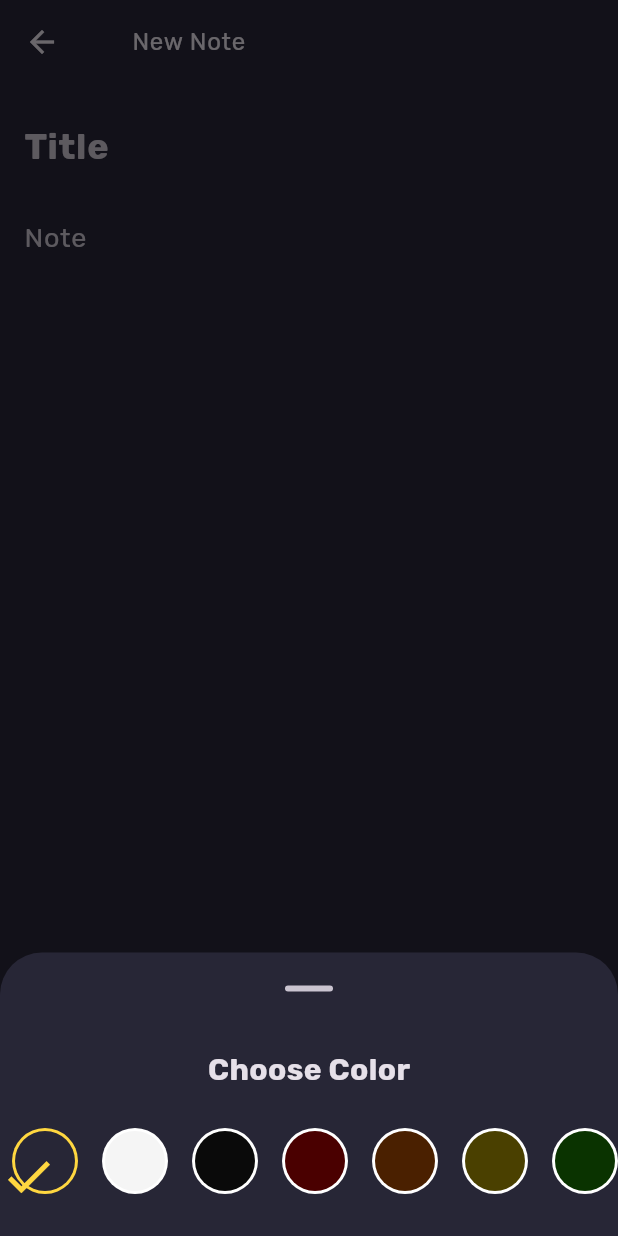
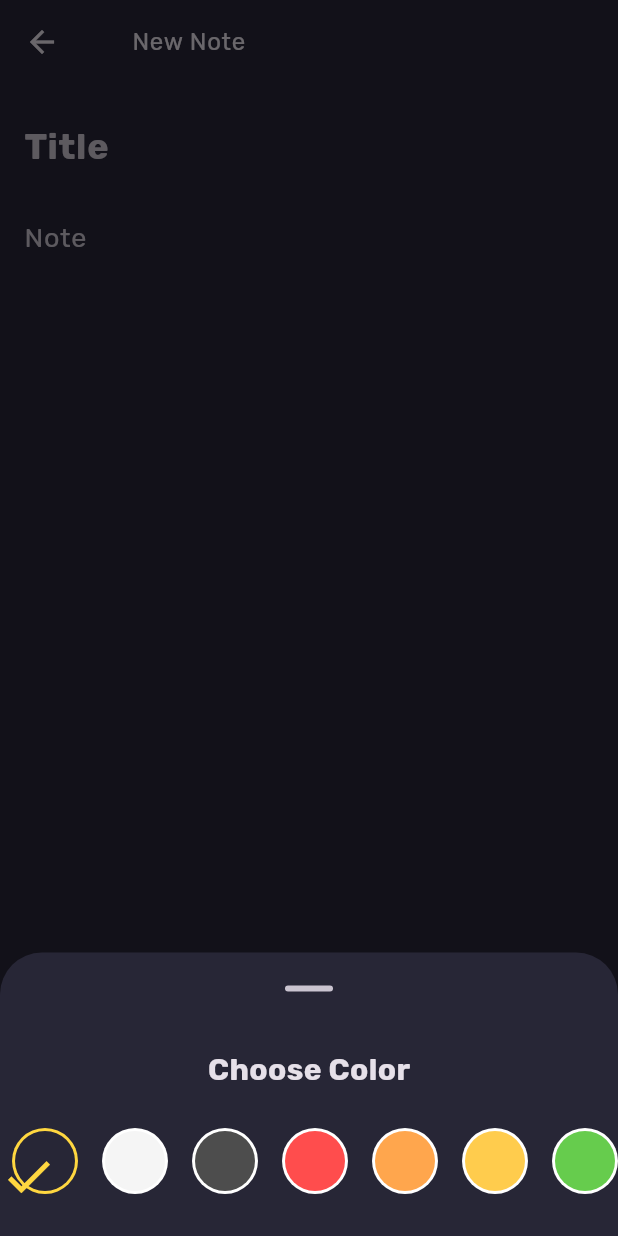
Before and after one commit to Aboud-KHalaf/note, a Flutter app: the NoteDetailScreen screen opened by its route, after a tap on the "menu" icon, after a tap on the "color lens" icon, on a phone screen of 412 x 824 dp. Run offline on Flutter 3.47's test engine with Material 3 defaults, Android fonts, the phone set to English and light mode, and no system bars; our stand-ins replace animated_splash_screen, connectivity_plus, dartz, dio, flutter_bloc, flutter_speed_dial and 8 more; missing offline and left inert: staggered_grid_view_flutter; accounts and stored records are empty; statements that could not run were skipped; project files that could hold a hidden picture were left out.

Commit message:
fix colors and styling in the light mode

```diff
--- a/assets/lang/ar.json
+++ b/assets/lang/ar.json
@@ -46,6 +46,7 @@
     "cancel": "الغاء",
     "warning": "تحذير",
     "folder_warning_content": "هل أنت متأكد أنك تريد حذف هذا المجلد؟ لا يمكن التراجع عن هذا الإجراء.",
+    "note_warning_content": "هل أنت متأكد أنك تريد حذف هذه الملاحظات ؟ لا يمكن التراجع عن هذا الإجراء.",
     "hi": "مرحبا",
     "theme": "السمة",
     "dark_mode": "الوضع الليلي",
--- a/assets/lang/en.json
+++ b/assets/lang/en.json
@@ -46,6 +46,7 @@
     "cancel": "cancel",
     "warning": "Warning",
     "folder_warning_content": "Are you sure you want to delete this item? This action cannot be undone.",
+    "note_warning_content": "Are you sure you want to delete these notes? This action cannot be undone.",
     "hi": "Hi",
     "theme": "Theme",
     "dark_mode": "Dark Mode",
--- a/lib/core/helpers/colors/app_colors.dart
+++ b/lib/core/helpers/colors/app_colors.dart
@@ -21,6 +21,19 @@ abstract class AppColors {
   static const List<Color> cardColors = [
     darkCardColor,
     lightCardColor,
+    Color(0xFF4D4D4D), // Light black (from 0xFF0A0A0A)
+    Color(0xFFFF4D4D), // Light red (from 0xFF4A0000)
+    Color(0xFFFFA64D), // Light orange (from 0xFF4A2000)
+    Color(0xFFFFCC4D), // Light yellow (from 0xFF4A4000)
+    Color(0xFF66CC4D), // Light green (from 0xFF0A3300)
+    Color(0xFF4DCCCC), // Light teal (from 0xFF002A2A)
+    Color(0xFF4DA6FF), // Light light blue (from 0xFF002A4A)
+    Color(0xFF4D88FF), // Light blue (from 0xFF00204A)
+    Color(0xFFB34DFF), // Light purple (from 0xFF2A004A)
+    Color(0xFFFF4DA6), // Light pink (from 0xFF4A0033)
+    Color(0xFFB38F73), // Light brown (from 0xFF2A1A0A)
+    Color(0xFFB3B3B3), // Light gray (from 0xFF1A1A1A)
+
     Color(0xFF0A0A0A), // Nearly black
     Color(0xFF4A0000), // Very dark red
     Color(0xFF4A2000), // Very dark orange
--- a/lib/core/helpers/providers/images_provider.dart
+++ b/lib/core/helpers/providers/images_provider.dart
@@ -7,4 +7,5 @@ abstract class ImagesProvider {
   static String search = "assets/images/onBoarding/search.png";
   static String sync = "assets/images/onBoarding/sync_note.png";
   static String note = "assets/images/onBoarding/note.png";
+  static String appIcon = "assets/images/notes_icon.png";
 }
--- a/lib/features/notes/presentation/manager/upload_note_cubit/upload_note_cubit.dart
+++ b/lib/features/notes/presentation/manager/upload_note_cubit/upload_note_cubit.dart
@@ -20,6 +20,7 @@ class UploadNoteCubit extends Cubit<UploadNoteState> {
     res.fold((failure) {
       emit(UploadNoteFailure(errmessage: failure.message));
     }, (note) {
+      print('sucessssss');
       emit(UploadNoteSuccess());
     });
   }
--- a/lib/features/notes/presentation/views/note_detail_view.dart
+++ b/lib/features/notes/presentation/views/note_detail_view.dart
@@ -4,8 +4,8 @@ import 'package:flutter_bloc/flutter_bloc.dart';
 import 'package:image_picker/image_picker.dart';
 import 'package:note/core/helpers/colors/app_colors.dart';
 import 'package:note/core/helpers/localization/app_localization.dart';
+import 'package:note/core/helpers/styles/fonts_h.dart';
 import 'package:note/core/services/image_storage_services.dart';
-import 'package:note/core/utils/logger.dart';
 import 'package:note/features/auth/presentation/manager/get_user_cubit/get_user_cubit.dart';
 import 'package:note/features/notes/domain/entities/note_entity.dart';
 import 'package:note/features/notes/domain/entities/required_data_entity.dart';
@@ -56,7 +56,7 @@ class _NoteDetailScreenState extends State<NoteDetailScreen> {
       _selectedImage = File(widget.note!.imageUrl!);
     }
     noteFolders = widget.note?.folders ?? [];
-    color = widget.note?.color ?? 0;
+    color = widget.note?.color ?? 100;
 
     _titleController = TextEditingController(text: widget.note?.title ?? "");
     _contentController =
@@ -106,6 +106,9 @@ class _NoteDetailScreenState extends State<NoteDetailScreen> {
   @override
   Widget build(BuildContext context) {
     ThemeData theme = Theme.of(context);
+    if (color == 100) {
+      color = (theme.brightness == Brightness.light) ? 1 : 0;
+    }
 
     return Scaffold(
       backgroundColor: AppColors.cardColors[color],
@@ -122,7 +125,7 @@ class _NoteDetailScreenState extends State<NoteDetailScreen> {
           // ignore: deprecated_member_use
           WillPopScope(
             onWillPop: () async {
-              _saveNote();
+              await _saveNote();
               return true;
             },
             child: CustomScrollView(
@@ -184,7 +187,9 @@ class _NoteDetailScreenState extends State<NoteDetailScreen> {
         ),
         subtitle: (widget.note != null)
             ? Text(
-                "${'last_update'.tr(context)} :  ${formatDateTime(widget.note!.uploadedAt)}")
+                "${'last_update'.tr(context)} :  ${formatDateTime(widget.note!.uploadedAt)}",
+                style: FontsStylesHelper.textStyle10,
+              )
             : null,
       ),
     );
@@ -192,14 +197,12 @@ class _NoteDetailScreenState extends State<NoteDetailScreen> {
 
   Future<void> _saveNote() async {
     final getUserState = context.read<GetUserCubit>().state;
-    final uploadNoteCubit = context.read<UploadNoteCubit>();
+    final insertNoteCubit = context.read<UploadNoteCubit>();
     final updateNoteCubit = context.read<UpdateNoteCubit>();
-    final fetchAllNotesCubit = context.read<FetchAllNotesCubit>();
     final fetchNotesByFolderCubit = context.read<FetchNotesByFolderCubit>();
     final pop = Navigator.pop(context);
 
     if (getUserState is GetUserSuccess) {
-      Log.cyan("hello...");
       RequiredDataEntity data = RequiredDataEntity(
         imageUrl: widget.note?.imageUrl ?? '',
         color: color,
@@ -212,13 +215,13 @@ class _NoteDetailScreenState extends State<NoteDetailScreen> {
         inSynced: widget.note?.isSynced ?? 0,
       );
 
-      if (data.title == '' && data.content == '') {
+      if (data.title.isEmpty && data.content.isEmpty) {
         pop;
         return;
       }
 
       if (widget.note == null) {
-        await uploadNoteCubit.uploadNote(data: data);
+        await insertNoteCubit.uploadNote(data: data);
       } else {
         await updateNoteCubit.updateNote(data: data);
         if (widget.folder != null) {
@@ -228,7 +231,7 @@ class _NoteDetailScreenState extends State<NoteDetailScreen> {
       }
 
       if (mounted) {
-        await fetchAllNotesCubit.fetchAllNotes();
+        await context.read<FetchAllNotesCubit>().fetchAllNotes();
         pop;
       }
     }
--- a/lib/features/notes/presentation/widgets/note_card.dart
+++ b/lib/features/notes/presentation/widgets/note_card.dart
@@ -1,5 +1,6 @@
 import 'dart:io';
 import 'package:flutter/material.dart';
+import 'package:note/core/helpers/colors/app_colors.dart';
 import 'package:note/core/helpers/functions/ui_functions.dart';
 import 'package:note/core/helpers/styles/spacing_h.dart';
 import 'package:note/features/notes/domain/entities/note_entity.dart';
@@ -25,8 +26,9 @@ class NoteCard extends StatelessWidget {
     return Container(
       padding: const EdgeInsets.all(8.0),
       decoration: BoxDecoration(
-        color:
-            isSelected ? theme.primaryColor.withOpacity(0.5) : theme.cardColor,
+        color: isSelected
+            ? theme.primaryColor.withOpacity(0.5)
+            : AppColors.cardColors[note.color],
         borderRadius: BorderRadius.circular(10.0),
         border: Border.all(
           color: isSelected ? Colors.white : Colors.transparent,
--- a/lib/features/splash/presentation/views/splash_view.dart
+++ b/lib/features/splash/presentation/views/splash_view.dart
@@ -4,7 +4,6 @@ import 'package:flutter_bloc/flutter_bloc.dart';
 import 'package:lottie/lottie.dart';
 import 'package:note/core/cubits/localizations_cubit/localizations_cubit.dart';
 import 'package:note/features/auth/presentation/manager/auth_cubit/auth_cubit.dart';
-import 'package:note/features/auth/presentation/views/first_view.dart';
 import 'package:note/features/auth/presentation/views/syncing_view.dart';
 import 'package:note/features/folders/presentation/manager/sync_folders_cubit/sync_folders_cubit.dart';
 import 'package:note/features/notes/presentation/views/home_view.dart';
```
Also changed, not shown: lib/features/auth/presentation/views/first_view.dart (+4 -4 lines), lib/features/folders/presentation/views/folder_notes_view.dart (+8 -0 lines), lib/features/folders/presentation/widgets/options_menu_button.dart (+14 -2 lines), lib/features/notes/presentation/views/all_notes_view.dart (+8 -0 lines), lib/features/notes/presentation/views/home_view.dart (+1 -28 lines).
